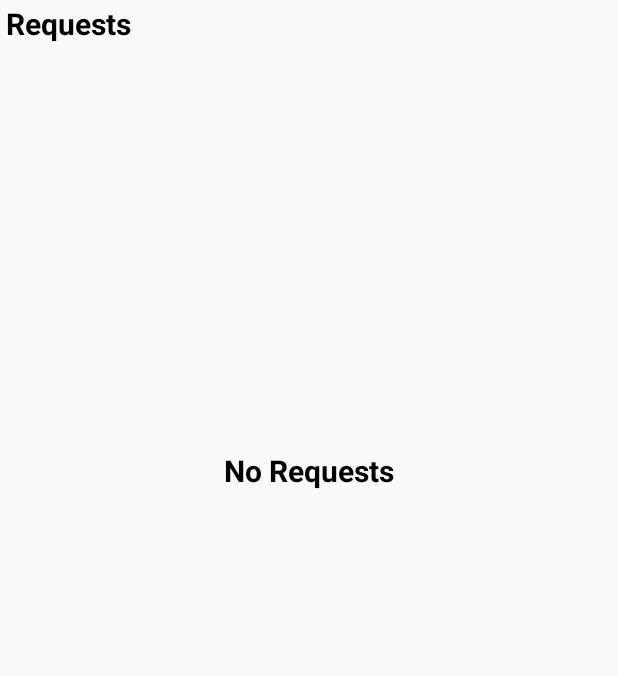
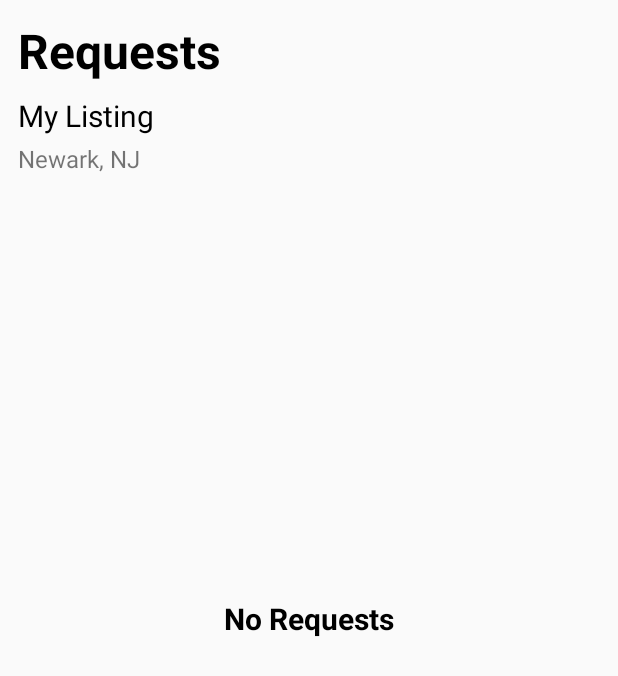
Before and after one commit to sgm28/Starca-Team-Project, an Android app: the layout fragment_owner_listing_detail.xml on its own in the app's theme, with its tools: preview values and no code run, on a phone screen of 412 x 824 dp. Shown: the top 676 px of the screen. Run offline under Robolectric (Android 15) with nearby library versions, the phone set to English and light mode, and no system bars.

Commit message:
Updated owner-listing-requests fragment UI

```diff
--- a/app/src/main/java/com/example/starca/adapters/ListingsGridAdapter.kt
+++ b/app/src/main/java/com/example/starca/adapters/ListingsGridAdapter.kt
@@ -66,7 +66,7 @@ internal class ListingsGridAdapter (
         gridCity.text = listing.getAddressCity() + ", "
         gridState.text = listing.getAddressState()
 
-
+        // Load corresponding view depending on the gridview containing the listing (rental vs listing)
         if (clickedPersonalListing) {
             listingGridView.setOnClickListener {
                 onClick(listingGridView, listings[position])
--- a/app/src/main/res/layout/fragment_owner_listing_detail.xml
+++ b/app/src/main/res/layout/fragment_owner_listing_detail.xml
@@ -4,29 +4,50 @@
     xmlns:tools="http://schemas.android.com/tools"
     android:layout_width="match_parent"
     android:layout_height="match_parent"
+    android:layout_margin="12dp"
     tools:context=".fragments.OwnerListingDetailFragment">
 
     <TextView
-        android:id="@+id/textView4"
+        android:id="@+id/owner_listing_requests_tv"
         android:layout_width="wrap_content"
         android:layout_height="wrap_content"
-        android:layout_marginStart="4dp"
-        android:layout_marginTop="2dp"
         android:text="Requests"
         android:textColor="@color/black"
-        android:textSize="20sp"
+        android:textSize="32sp"
         android:textStyle="bold"
         app:layout_constraintStart_toStartOf="parent"
         app:layout_constraintTop_toTopOf="parent" />
 
+    <TextView
+        android:id="@+id/owner_listing_title_tv"
+        android:layout_width="wrap_content"
+        android:layout_height="wrap_content"
+        android:layout_marginTop="8dp"
+        android:textSize="20sp"
+        android:textColor="@color/black"
+        app:layout_constraintStart_toStartOf="parent"
+        app:layout_constraintTop_toBottomOf="@id/owner_listing_requests_tv"
+        tools:text="My Listing"/>
+
+    <TextView
+        android:id="@+id/owner_listing_address_tv"
+        android:layout_width="wrap_content"
+        android:layout_height="wrap_content"
+        android:layout_marginTop="4dp"
+        android:textSize="16sp"
+        app:layout_constraintStart_toStartOf="parent"
+        app:layout_constraintTop_toBottomOf="@+id/owner_listing_title_tv"
+        tools:text="Newark, NJ" />
+
     <androidx.swiperefreshlayout.widget.SwipeRefreshLayout
         android:id="@+id/swipeContainer"
         android:layout_width="match_parent"
-        android:layout_height="match_parent"
-        android:layout_marginTop="24dp"
+        android:layout_height="0dp"
+        android:layout_marginTop="8dp"
+        app:layout_constraintBottom_toBottomOf="parent"
         app:layout_constraintEnd_toEndOf="parent"
         app:layout_constraintStart_toStartOf="parent"
-        app:layout_constraintTop_toBottomOf="@+id/textView4">
+        app:layout_constraintTop_toBottomOf="@+id/owner_listing_address_tv">
 
         <androidx.recyclerview.widget.RecyclerView
             android:id="@+id/rvListingRequests"
@@ -38,12 +59,12 @@
     <TextView
         android:id="@+id/tvNoRequests"
         android:layout_width="wrap_content"
-        android:textSize="20sp"
         android:layout_height="wrap_content"
-        android:layout_marginTop="300dp"
         android:text="No Requests"
         android:textColor="@color/black"
+        android:textSize="20sp"
         android:textStyle="bold"
+        app:layout_constraintBottom_toBottomOf="@+id/swipeContainer"
         app:layout_constraintEnd_toEndOf="parent"
         app:layout_constraintStart_toStartOf="parent"
         app:layout_constraintTop_toTopOf="parent" />
```
Also changed, not shown: app/src/main/java/com/example/starca/adapters/RequestsAdapter.kt (+0 -8 lines), app/src/main/java/com/example/starca/fragments/OwnerListingDetailFragment.kt (+8 -3 lines), app/src/main/res/layout/item_request.xml (+21 -31 lines).
